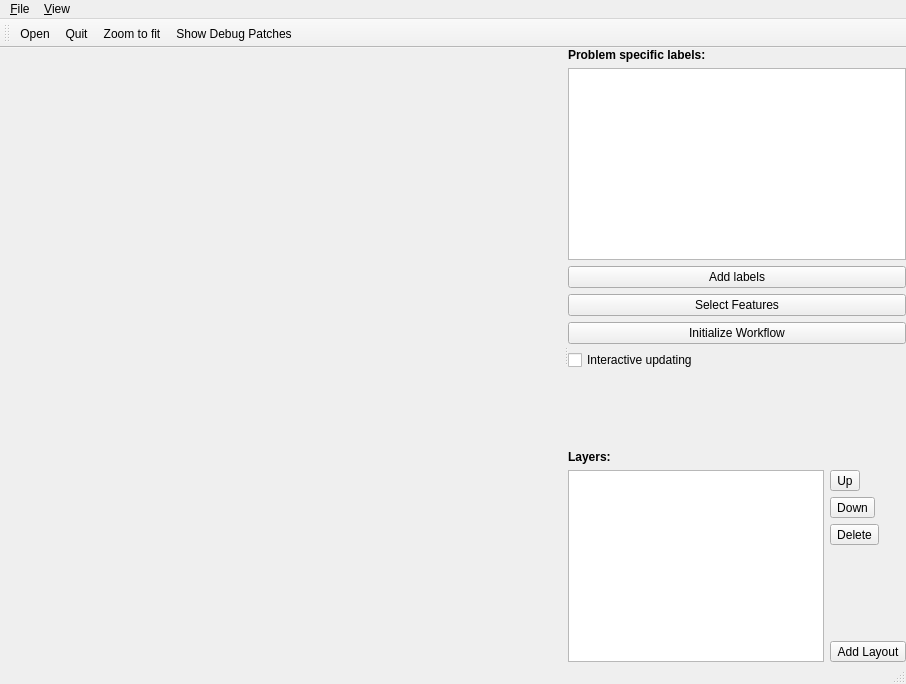
Qt form designerElements/MainWindow.ui (ilastik/ilastik) before a commit.
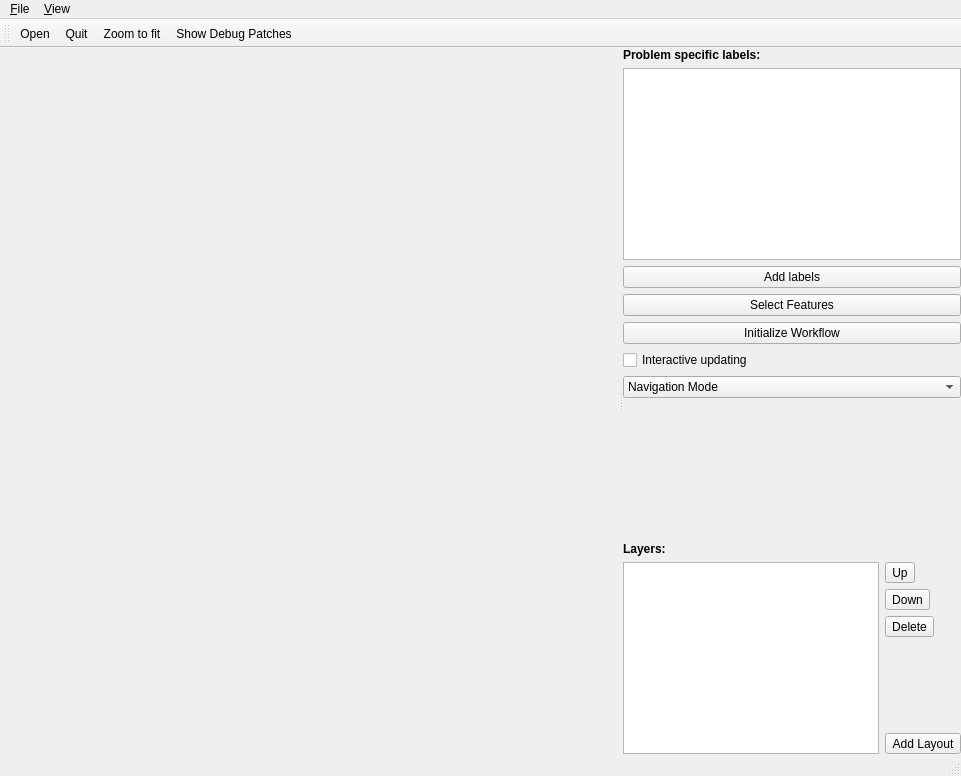
The same form after that commit. Icons and pictures are not drawn. Custom widgets are drawn as their Qt base class.

Commit message: enabled interaction modes in classificationworkflow

```diff
--- a/designerElements/MainWindow.ui
+++ b/designerElements/MainWindow.ui
@@ -6,8 +6,8 @@
    <rect>
     <x>0</x>
     <y>0</y>
-    <width>906</width>
-    <height>684</height>
+    <width>961</width>
+    <height>776</height>
    </rect>
   </property>
   <property name="windowTitle">
@@ -102,6 +102,23 @@
           </property>
          </widget>
         </item>
+        <item>
+         <widget class="QComboBox" name="interactionComboBox">
+          <property name="maxVisibleItems">
+           <number>10</number>
+          </property>
+          <item>
+           <property name="text">
+            <string>Navigation Mode</string>
+           </property>
+          </item>
+          <item>
+           <property name="text">
+            <string>Brushing Mode</string>
+           </property>
+          </item>
+         </widget>
+        </item>
         <item>
          <spacer name="verticalSpacer_2">
           <property name="orientation">
@@ -236,8 +253,8 @@
     <rect>
      <x>0</x>
      <y>0</y>
-     <width>906</width>
-     <height>24</height>
+     <width>961</width>
+     <height>25</height>
     </rect>
    </property>
    <widget class="QMenu" name="menuFile">
```
The commit also changes 1 other file.
